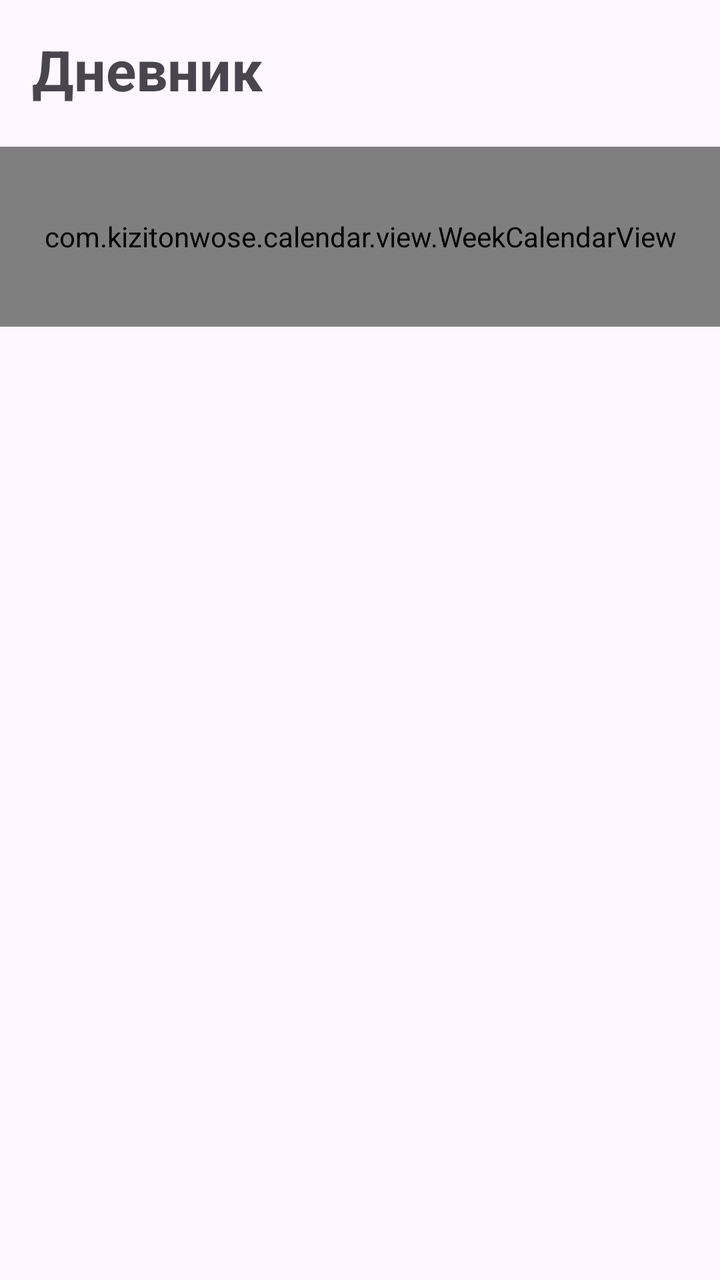
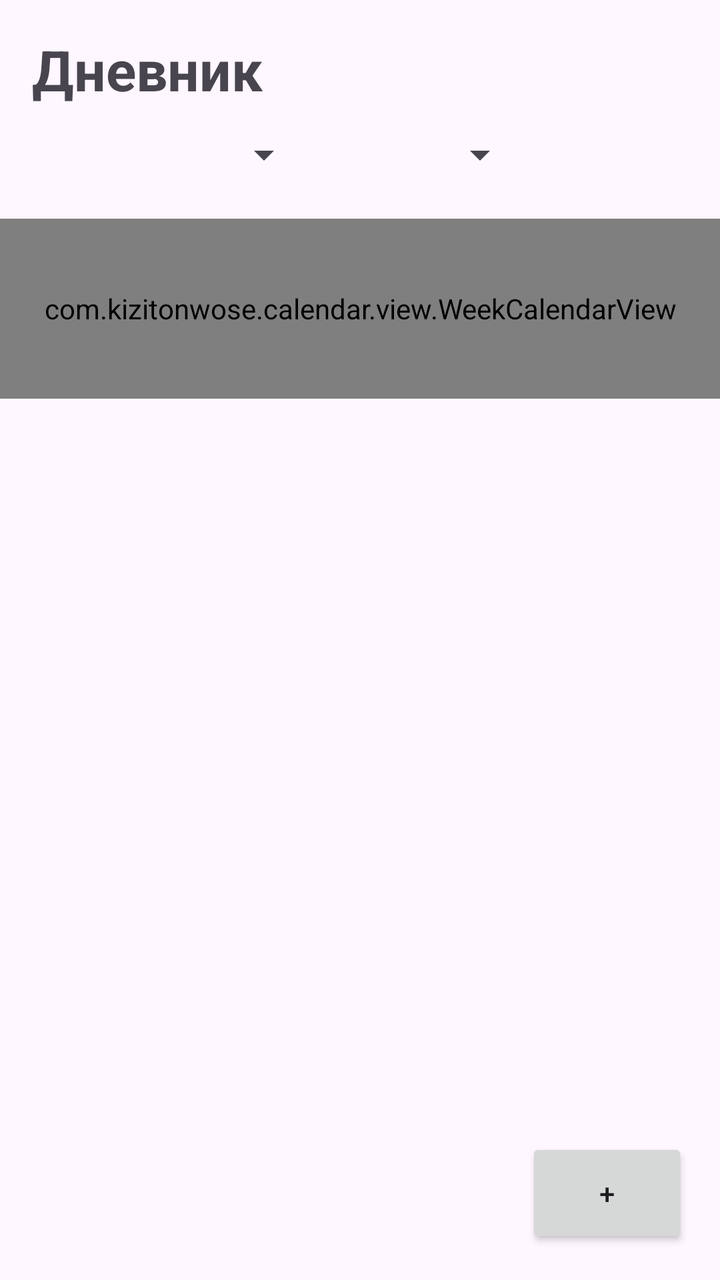

Screens rendered from an Android XML layout before and after an edit, with the pre-edit source and the edit as a unified diff.
<!-- AndroidManifest.xml: application theme Theme.PetDiary -->
<!-- res/layout/activity_diary.xml -->
<?xml version="1.0" encoding="utf-8"?>
<androidx.constraintlayout.widget.ConstraintLayout
    xmlns:android="http://schemas.android.com/apk/res/android"
    xmlns:app="http://schemas.android.com/apk/res-auto"
    xmlns:tools="http://schemas.android.com/tools"
    android:id="@+id/main"
    android:layout_width="match_parent"
    android:layout_height="match_parent"
    tools:context=".DiaryActivity">

    <TextView
        android:id="@+id/textView2"
        android:layout_width="wrap_content"
        android:layout_height="wrap_content"
        android:text="Дневник"
        android:textSize="28sp"
        android:textStyle="bold"
        android:layout_marginStart="16dp"
        android:layout_marginTop="16dp"
        app:layout_constraintStart_toStartOf="parent"
        app:layout_constraintTop_toTopOf="parent"/>

    <com.kizitonwose.calendar.view.WeekCalendarView
        android:id="@+id/weekCalendarView"
        android:layout_width="0dp"
        android:layout_height="90dp"
        android:layout_marginTop="20dp"

        app:cv_dayViewResource="@layout/calendar_day"

        app:layout_constraintTop_toBottomOf="@id/textView2"
        app:layout_constraintStart_toStartOf="parent"
        app:layout_constraintEnd_toEndOf="parent"/>

</androidx.constraintlayout.widget.ConstraintLayout>
<!-- res/layout/calendar_day.xml (included above) -->
<?xml version="1.0" encoding="utf-8"?>
<LinearLayout
    xmlns:android="http://schemas.android.com/apk/res/android"
    android:layout_width="70dp"
    android:layout_height="match_parent"
    android:orientation="vertical"
    android:gravity="center"
    android:padding="6dp">

    <TextView
        android:id="@+id/dayOfWeekText"
        android:layout_width="wrap_content"
        android:layout_height="wrap_content"
        android:text="ПН"
        android:textSize="12sp"
        android:textColor="#888888"/>

    <TextView
        android:id="@+id/dayText"
        android:layout_width="40dp"
        android:layout_height="40dp"
        android:gravity="center"
        android:background="@android:color/transparent"
        android:text="15"
        android:textSize="18sp"
        android:textStyle="bold"/>

</LinearLayout>
<!-- resources referenced by this layout -->
<resources>
  <style name="Theme.PetDiary" parent="Base.Theme.PetDiary" />
  <style name="Base.Theme.PetDiary" parent="Theme.Material3.DayNight.NoActionBar">
          
          
      </style>
</resources>

<!-- the commit's change to res/layout/activity_diary.xml (unified diff, before → after) -->
@@ -20,6 +20,31 @@
         app:layout_constraintStart_toStartOf="parent"
         app:layout_constraintTop_toTopOf="parent"/>
 
+    
+
+    <LinearLayout
+        android:id="@+id/datePickerLayout"
+        android:layout_width="wrap_content"
+        android:layout_height="wrap_content"
+        android:orientation="horizontal"
+        android:layout_marginTop="12dp"
+        android:layout_marginStart="16dp"
+        app:layout_constraintTop_toBottomOf="@id/textView2"
+        app:layout_constraintStart_toStartOf="parent">
+
+        <Spinner
+            android:id="@+id/monthSpinner"
+            android:layout_width="140dp"
+            android:layout_height="wrap_content"/>
+
+        <Spinner
+            android:id="@+id/yearSpinner"
+            android:layout_width="100dp"
+            android:layout_height="wrap_content"
+            android:layout_marginStart="8dp"/>
+
+    </LinearLayout>
+
     <com.kizitonwose.calendar.view.WeekCalendarView
         android:id="@+id/weekCalendarView"
         android:layout_width="0dp"
@@ -28,9 +53,30 @@
 
         app:cv_dayViewResource="@layout/calendar_day"
 
-        app:layout_constraintTop_toBottomOf="@id/textView2"
+        app:layout_constraintTop_toBottomOf="@id/datePickerLayout"
         app:layout_constraintStart_toStartOf="parent"
         app:layout_constraintEnd_toEndOf="parent"/>
+    <androidx.recyclerview.widget.RecyclerView
+        android:id="@+id/entriesRecyclerView"
+        android:layout_width="0dp"
+        android:layout_height="0dp"
+        android:layout_marginTop="16dp"
+
+        app:layout_constraintTop_toBottomOf="@id/weekCalendarView"
+        app:layout_constraintBottom_toTopOf="@id/openSheetBtn"
+        app:layout_constraintStart_toStartOf="parent"
+        app:layout_constraintEnd_toEndOf="parent"/>
+
+    <Button
+        android:id="@+id/openSheetBtn"
+        android:layout_width="81dp"
+        android:layout_height="55dp"
+        android:text="+"
+        android:layout_margin="16dp"
+
+        app:layout_constraintBottom_toBottomOf="parent"
+        app:layout_constraintEnd_toEndOf="parent"/>
+
 
 </androidx.constraintlayout.widget.ConstraintLayout>
 <!-- res/layout/calendar_day.xml (included above) -->
